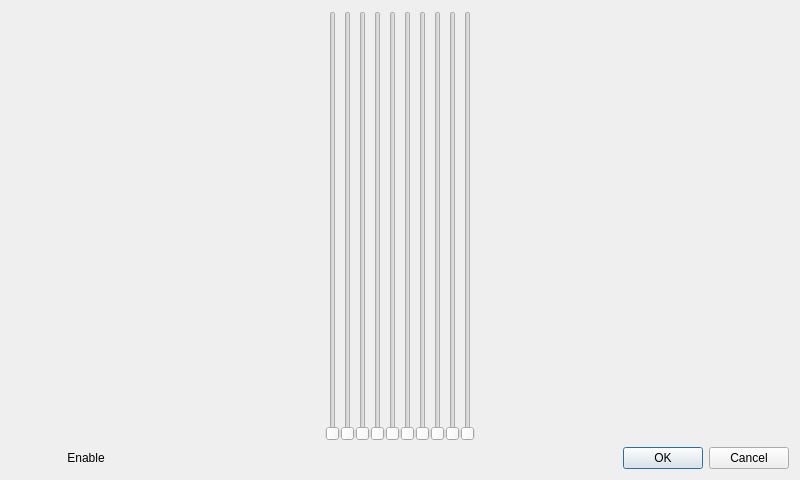
The window that src/ui/equalizerdialog.ui (niktischenko/someplayer) describes before a commit, drawn with Qt 5.
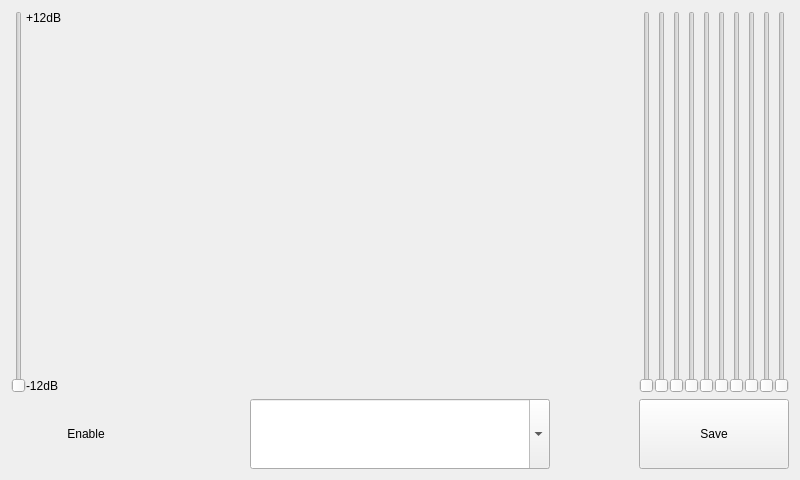
The same window after the commit.

Commit message: Fixed crash when no gstreamer0.10-plugins-good-extra package installed Improved equalizer, added presets support

```diff
--- a/src/ui/equalizerdialog.ui
+++ b/src/ui/equalizerdialog.ui
@@ -24,6 +24,44 @@
        <property name="spacing">
         <number>0</number>
        </property>
+       <item>
+        <widget class="QSlider" name="masterSlider">
+         <property name="orientation">
+          <enum>Qt::Vertical</enum>
+         </property>
+        </widget>
+       </item>
+       <item>
+        <layout class="QVBoxLayout" name="verticalLayout_2">
+         <item>
+          <widget class="QLabel" name="label">
+           <property name="text">
+            <string>+12dB</string>
+           </property>
+          </widget>
+         </item>
+         <item>
+          <spacer name="verticalSpacer">
+           <property name="orientation">
+            <enum>Qt::Vertical</enum>
+           </property>
+           <property name="sizeHint" stdset="0">
+            <size>
+             <width>20</width>
+             <height>40</height>
+            </size>
+           </property>
+          </spacer>
+         </item>
+         <item>
+          <widget class="QLabel" name="label_2">
+           <property name="text">
+            <string>-12dB</string>
+           </property>
+          </widget>
+         </item>
+        </layout>
+       </item>
        <item>
         <widget class="QSlider" name="band0Slider">
          <property name="orientation">
@@ -111,7 +149,7 @@
        <property name="minimumSize">
         <size>
          <width>150</width>
-         <height>0</height>
+         <height>70</height>
         </size>
        </property>
        <property name="text">
@@ -139,12 +177,59 @@
       </spacer>
      </item>
      <item>
-      <widget class="QDialogButtonBox" name="buttonBox">
+      <widget class="QComboBox" name="presetComboBox">
+       <property name="sizePolicy">
+        <sizepolicy hsizetype="Fixed" vsizetype="Fixed">
+         <horstretch>0</horstretch>
+         <verstretch>0</verstretch>
+        </sizepolicy>
+       </property>
+       <property name="minimumSize">
+        <size>
+         <width>300</width>
+         <height>70</height>
+        </size>
+       </property>
+       <property name="editable">
+        <bool>true</bool>
+       </property>
+       <property name="frame">
+        <bool>true</bool>
+       </property>
+      </widget>
+     </item>
+     <item>
+      <spacer name="horizontalSpacer">
        <property name="orientation">
         <enum>Qt::Horizontal</enum>
        </property>
-       <property name="standardButtons">
-        <set>QDialogButtonBox::Cancel|QDialogButtonBox::Ok</set>
+       <property name="sizeHint" stdset="0">
+        <size>
+         <width>40</width>
+         <height>20</height>
+        </size>
+       </property>
+      </spacer>
+     </item>
+     <item>
+      <widget class="QPushButton" name="saveButton">
+       <property name="sizePolicy">
+        <sizepolicy hsizetype="Fixed" vsizetype="Fixed">
+         <horstretch>0</horstretch>
+         <verstretch>0</verstretch>
+        </sizepolicy>
+       </property>
+       <property name="minimumSize">
+        <size>
+         <width>150</width>
+         <height>70</height>
+        </size>
+       </property>
+       <property name="text">
+        <string>Save</string>
+       </property>
+       <property name="flat">
+        <bool>false</bool>
        </property>
       </widget>
      </item>
```
Left out of the diff: 35 changed lines with no effect on the pictures. The commit also changes 5 other files.
